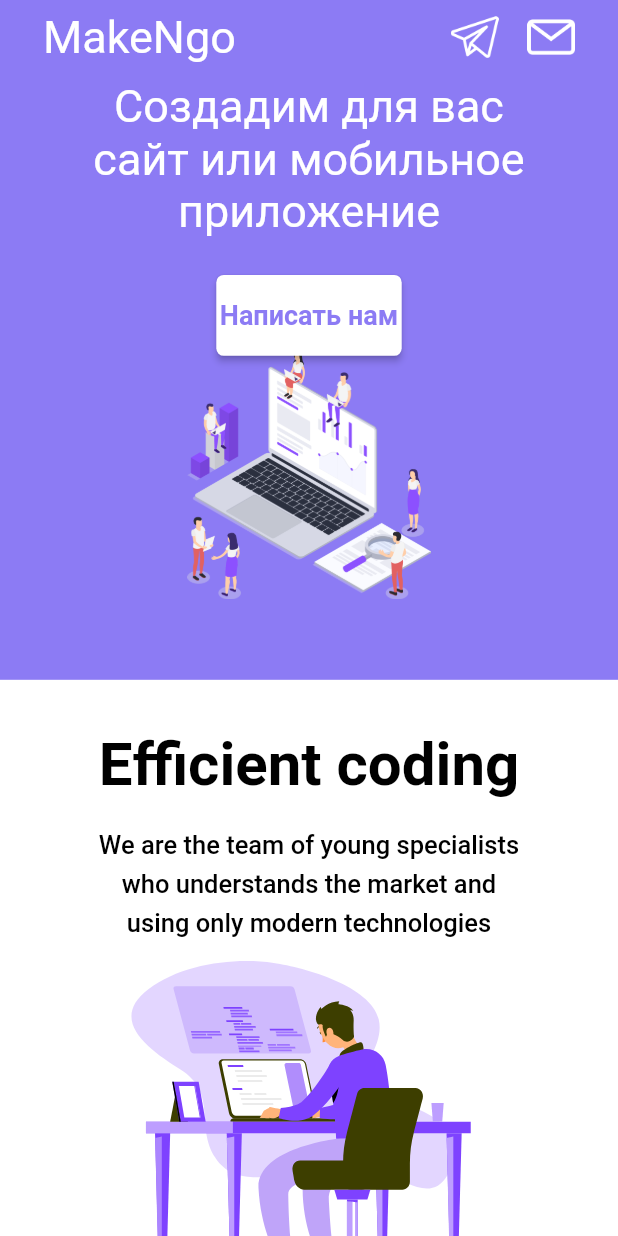
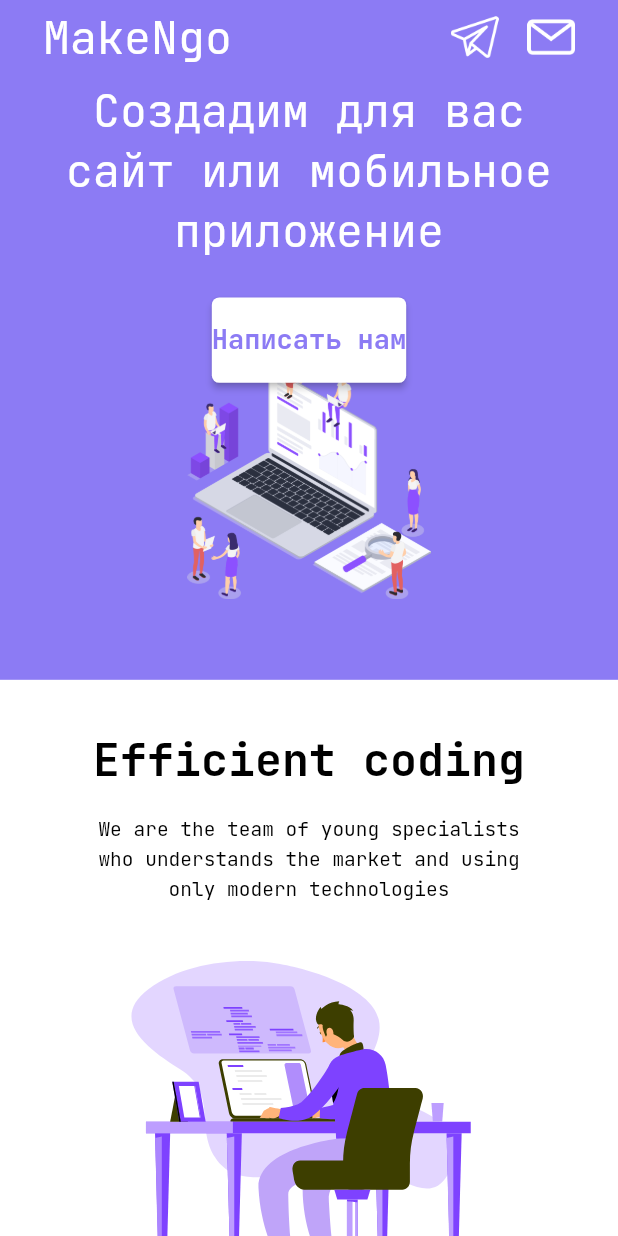
Before and after one commit to Nikiforov1Vladimir/web, a Flutter app: the screen it shows after launch, on a phone screen of 412 x 824 dp. Run offline on Flutter 3.47's test engine with Material 2 defaults, Android fonts, the phone set to English and light mode, and no system bars; drawn by our look-alikes of auto_size_text; our stand-ins replace lottie.

Commit message:
Added custom font

```diff
--- a/lib/core/theme/theme.dart
+++ b/lib/core/theme/theme.dart
@@ -3,6 +3,8 @@ import 'package:site/core/values/colors.dart';
 
 class Themes{
   static final lightTheme = ThemeData(
+
+    fontFamily: 'JetBrainsMono',
 
     scaffoldBackgroundColor: appWhite,
 
```
Also changed, not shown: pubspec.yaml (+5 -6 lines), assets/fonts/JetBrainsMono-Bold.ttf (added), assets/fonts/JetBrainsMono-BoldItalic.ttf (added), assets/fonts/JetBrainsMono-ExtraBold.ttf (added), assets/fonts/JetBrainsMono-ExtraBoldItalic.ttf (added), assets/fonts/JetBrainsMono-ExtraLight.ttf (added), assets/fonts/JetBrainsMono-ExtraLightItalic.ttf (added), assets/fonts/JetBrainsMono-Italic.ttf (added), assets/fonts/JetBrainsMono-Light.ttf (added), assets/fonts/JetBrainsMono-LightItalic.ttf (added), assets/fonts/JetBrainsMono-Medium.ttf (added), assets/fonts/JetBrainsMono-MediumItalic.ttf (added), assets/fonts/JetBrainsMono-Regular.ttf (added), assets/fonts/JetBrainsMono-SemiBold.ttf (added), 3 more files.
